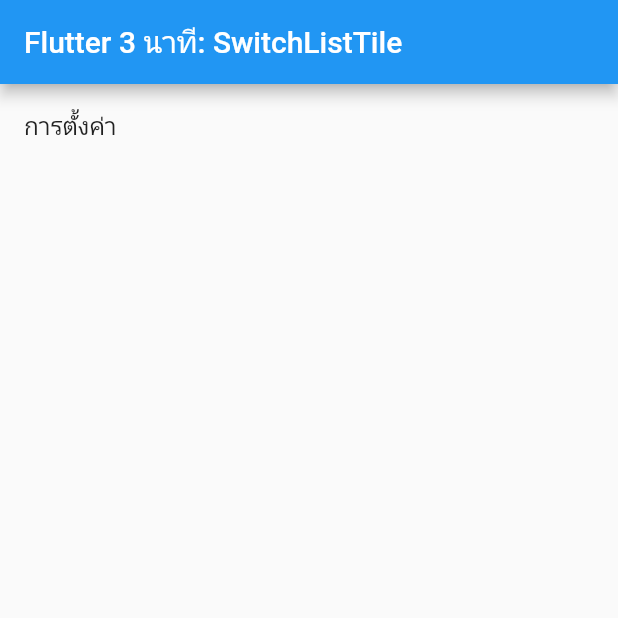
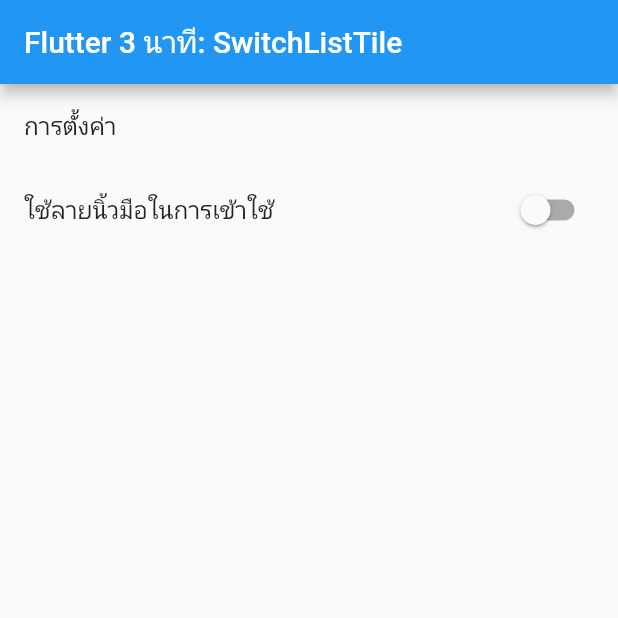
Before and after one commit to teerasej/nextflow_flutter_widget_switchlisttile, a Flutter app: the screen it shows after launch, on a phone screen of 412 x 824 dp, the top half of it. Run offline on Flutter 3.47's test engine with Material 2 defaults, Android fonts, the phone set to English and light mode, and no system bars.

```diff
--- a/lib/main.dart
+++ b/lib/main.dart
@@ -28,6 +28,8 @@ class MyHomePage extends StatefulWidget {
 }
 
 class _MyHomePageState extends State<MyHomePage> {
+  bool _enableFingerPrint = false;
+
   @override
   Widget build(BuildContext context) {
     return Scaffold(
@@ -39,6 +41,12 @@ class _MyHomePageState extends State<MyHomePage> {
           ListTile(
             title: Text('การตั้งค่า'),
           ),
+          SwitchListTile(
+            title: Text('ใช้ลายนิ้วมือในการเข้าใช้'),
+            value: _enableFingerPrint,
+            onChanged: (bool value) {
+            },
+          )
         ],
       ),
     );
```
